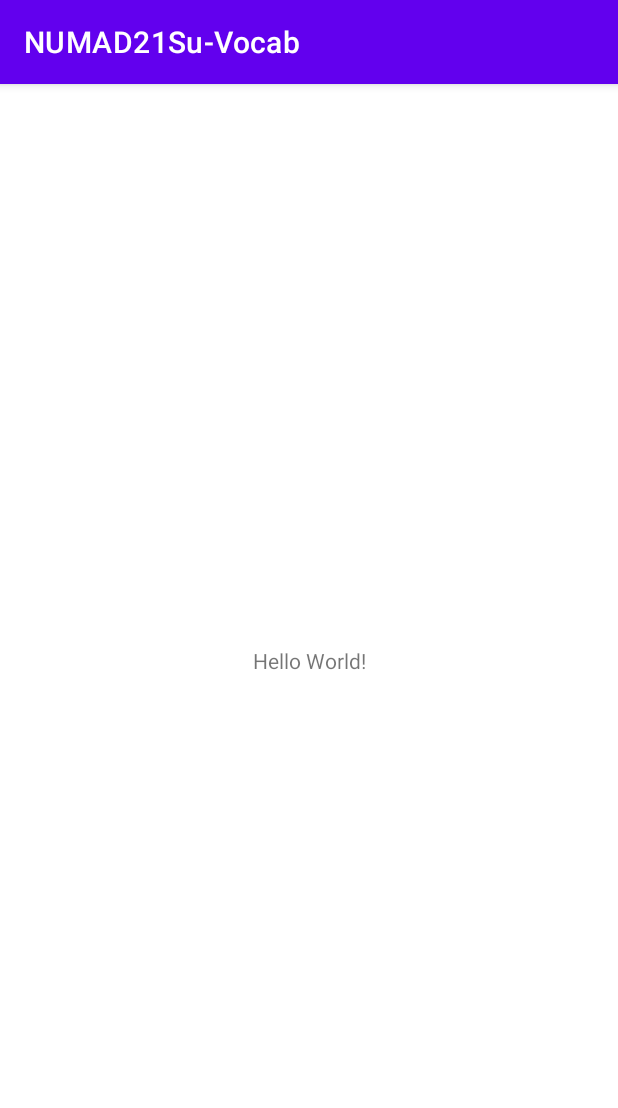
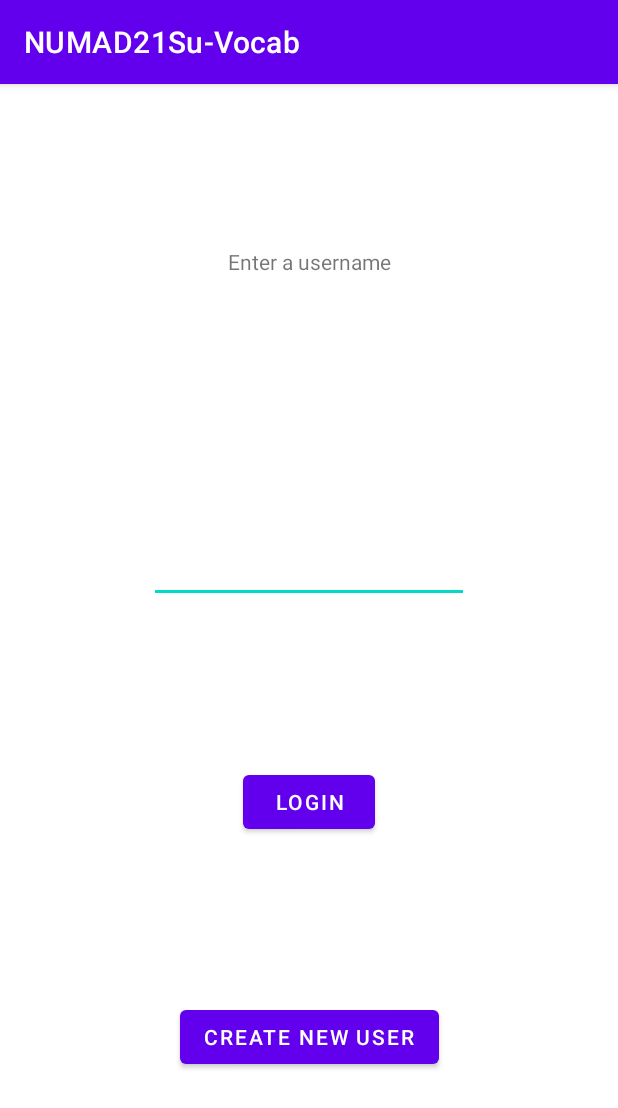
Before and after one commit to RENEEGAILP/Emoji-Chat-Application, an Android app: the screen it shows after launch (MainActivity), on a phone screen of 412 x 824 dp. Shown: the top 1108 px of the screen. Run offline under Robolectric (Android 15) with nearby library versions, the phone set to English and light mode, and no system bars.

Commit message:
Added UI for the login page

```diff
--- a/NUMAD21SuVocab/app/src/main/res/layout/activity_main.xml
+++ b/NUMAD21SuVocab/app/src/main/res/layout/activity_main.xml
@@ -6,13 +6,50 @@
     android:layout_height="match_parent"
     tools:context=".MainActivity">
 
-    <TextView
+    <Button
+        android:id="@+id/login_button"
         android:layout_width="wrap_content"
         android:layout_height="wrap_content"
-        android:text="Hello World!"
+        android:text="@string/login"
+        app:layout_constraintBottom_toTopOf="@+id/new_user_button"
+        app:layout_constraintEnd_toEndOf="parent"
+        app:layout_constraintHorizontal_bias="0.5"
+        app:layout_constraintStart_toStartOf="parent"
+        app:layout_constraintTop_toBottomOf="@+id/editTextTextPersonName"
+        app:layout_constraintVertical_chainStyle="packed" />
+
+    <Button
+        android:id="@+id/new_user_button"
+        android:layout_width="wrap_content"
+        android:layout_height="wrap_content"
+        android:text="@string/create_new_user"
         app:layout_constraintBottom_toBottomOf="parent"
-        app:layout_constraintLeft_toLeftOf="parent"
-        app:layout_constraintRight_toRightOf="parent"
+        app:layout_constraintEnd_toEndOf="parent"
+        app:layout_constraintHorizontal_bias="0.5"
+        app:layout_constraintStart_toStartOf="parent"
+        app:layout_constraintTop_toBottomOf="@+id/login_button" />
+
+    <TextView
+        android:id="@+id/username_textview"
+        android:layout_width="wrap_content"
+        android:layout_height="wrap_content"
+        android:text="Enter a username"
+        app:layout_constraintBottom_toTopOf="@+id/editTextTextPersonName"
+        app:layout_constraintEnd_toEndOf="parent"
+        app:layout_constraintHorizontal_bias="0.5"
+        app:layout_constraintStart_toStartOf="parent"
         app:layout_constraintTop_toTopOf="parent" />
 
+    <EditText
+        android:id="@+id/editTextTextPersonName"
+        android:layout_width="wrap_content"
+        android:layout_height="wrap_content"
+        android:layout_marginTop="64dp"
+        android:ems="10"
+        android:inputType="textPersonName"
+        app:layout_constraintBottom_toTopOf="@+id/login_button"
+        app:layout_constraintEnd_toEndOf="parent"
+        app:layout_constraintHorizontal_bias="0.5"
+        app:layout_constraintStart_toStartOf="parent"
+        app:layout_constraintTop_toBottomOf="@+id/username_textview" />
 </androidx.constraintlayout.widget.ConstraintLayout>
--- a/NUMAD21SuVocab/app/src/main/res/values/strings.xml
+++ b/NUMAD21SuVocab/app/src/main/res/values/strings.xml
@@ -1,3 +1,5 @@
 <resources>
     <string name="app_name">NUMAD21Su-Vocab</string>
+    <string name="login">Login</string>
+    <string name="create_new_user">Create new user</string>
 </resources>
```
